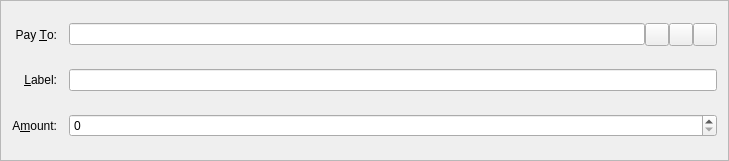
This is src/qt/forms/sendcoinsentry.ui in deeponion/deeponion-legacy as Qt 5 draws it before an edit. The edited form follows.
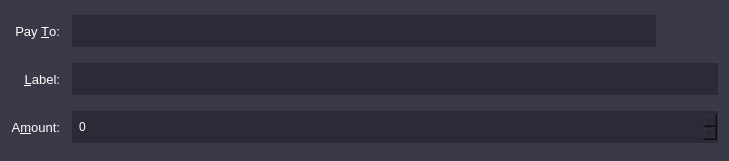
This is the edited form. Icons and pictures are not drawn. Custom widgets are drawn as their Qt base class.

The edit to the form file:
```diff
--- a/src/qt/forms/sendcoinsentry.ui
+++ b/src/qt/forms/sendcoinsentry.ui
@@ -14,7 +14,7 @@
    <string>Form</string>
   </property>
   <property name="styleSheet">
-   <string notr="true"/>
+   <string notr="true">background-color: #393947; border: none;</string>
   </property>
   <property name="frameShape">
    <enum>QFrame::StyledPanel</enum>
@@ -28,6 +28,14 @@
    </property>
    <item row="5" column="0">
     <widget class="QLabel" name="label">
+     <property name="font">
+      <font>
+       <pointsize>10</pointsize>
+      </font>
+     </property>
+     <property name="styleSheet">
+      <string notr="true">color: #FFFFFF</string>
+     </property>
      <property name="text">
       <string>A&amp;mount:</string>
      </property>
@@ -41,6 +49,14 @@
    </item>
    <item row="3" column="0">
     <widget class="QLabel" name="label_2">
+     <property name="font">
+      <font>
+       <pointsize>10</pointsize>
+      </font>
+     </property>
+     <property name="styleSheet">
+      <string notr="true">color: #FFFFFF</string>
+     </property>
      <property name="text">
       <string>Pay &amp;To:</string>
      </property>
@@ -53,7 +69,17 @@
     </widget>
    </item>
    <item row="5" column="1">
-    <widget class="BitcoinAmountField" name="payAmount"/>
+    <widget class="BitcoinAmountField" name="payAmount">
+     <property name="minimumSize">
+      <size>
+       <width>0</width>
+       <height>32</height>
+      </size>
+     </property>
+     <property name="styleSheet">
+      <string notr="true">background-color: #2b2b37; color: #FFFFFF; padding: 5px;</string>
+     </property>
+    </widget>
    </item>
    <item row="4" column="1">
     <layout class="QHBoxLayout" name="horizontalLayout_2">
@@ -65,11 +91,17 @@
        <property name="enabled">
         <bool>true</bool>
        </property>
+       <property name="minimumSize">
+        <size>
+         <width>0</width>
+         <height>32</height>
+        </size>
+       </property>
        <property name="toolTip">
         <string>Enter a label for this address to add it to your address book</string>
        </property>
        <property name="styleSheet">
-        <string notr="true"/>
+        <string notr="true">background-color: #2b2b37; color: #FFFFFF;padding-left: 5px;</string>
        </property>
       </widget>
      </item>
@@ -77,6 +109,14 @@
    </item>
    <item row="4" column="0">
     <widget class="QLabel" name="label_4">
+     <property name="font">
+      <font>
+       <pointsize>10</pointsize>
+      </font>
+     </property>
+     <property name="styleSheet">
+      <string notr="true">color: #FFFFFF</string>
+     </property>
      <property name="text">
       <string>&amp;Label:</string>
      </property>
@@ -95,11 +135,17 @@
      </property>
      <item>
       <widget class="QValidatedLineEdit" name="payTo">
+       <property name="minimumSize">
+        <size>
+         <width>0</width>
+         <height>32</height>
+        </size>
+       </property>
        <property name="toolTip">
         <string>The address to send the payment to</string>
        </property>
        <property name="styleSheet">
-        <string notr="true"/>
+        <string notr="true">background-color: #2b2b37; color: #FFFFFF; margin-right: 5px; padding-left: 5px;</string>
        </property>
        <property name="maxLength">
         <number>102</number>
@@ -111,6 +157,9 @@
        <property name="toolTip">
         <string>Choose address from address book</string>
        </property>
+       <property name="styleSheet">
+        <string notr="true">border: none;</string>
+       </property>
        <property name="text">
         <string/>
        </property>
@@ -128,6 +177,9 @@
        <property name="toolTip">
         <string>Paste address from clipboard</string>
        </property>
+       <property name="styleSheet">
+        <string notr="true">border: none;</string>
+       </property>
        <property name="text">
         <string/>
        </property>
@@ -145,6 +197,9 @@
        <property name="toolTip">
         <string>Remove this recipient</string>
        </property>
+       <property name="styleSheet">
+        <string notr="true">border: none;</string>
+       </property>
        <property name="text">
         <string/>
        </property>
```
